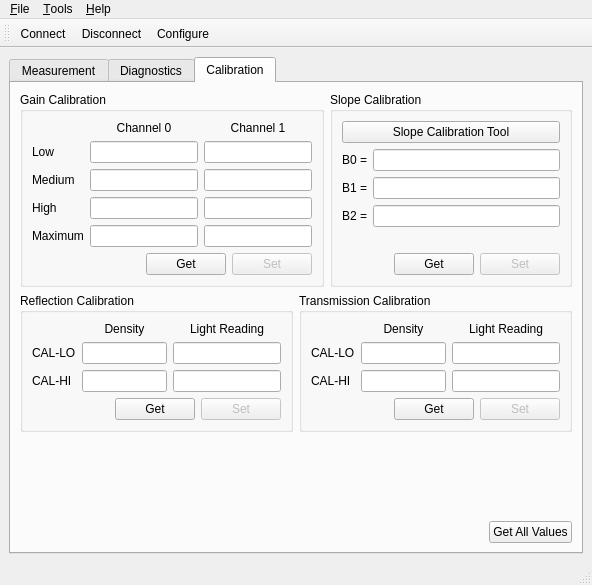
Above: software/desktop/mainwindow.ui from dektronics/printalyzer-densitometer before the change. Below: the same form after it.
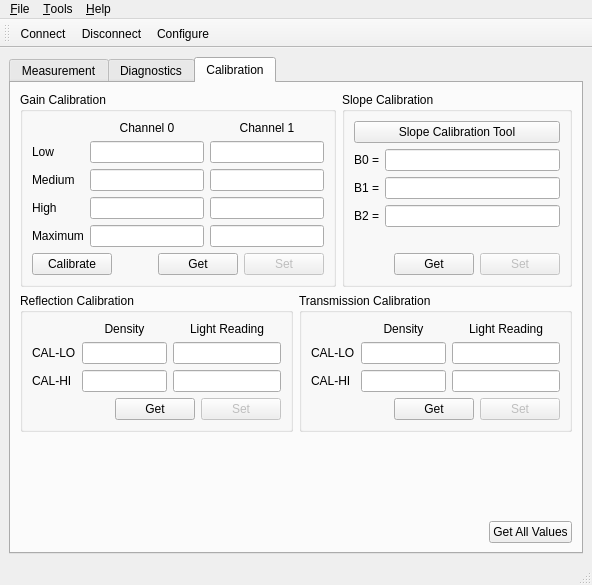
That is the form after the change. The open tabs and pages were chosen to show the change. Icons and pictures are not drawn.

Commit message:
Add interactive gain calibration to the desktop app
This makes it possible to drive the sensor gain calibration process from
the desktop application, including reporting of status.

Refs #33

What changed in the file:
```diff
--- a/software/desktop/mainwindow.ui
+++ b/software/desktop/mainwindow.ui
@@ -499,6 +499,13 @@
              </item>
              <item>
               <layout class="QHBoxLayout" name="horizontalLayout_4">
+               <item>
+                <widget class="QPushButton" name="gainCalPushButton">
+                 <property name="text">
+                  <string>Calibrate</string>
+                 </property>
+                </widget>
+               </item>
                <item>
                 <spacer name="horizontalSpacer_3">
                  <property name="orientation">
```
The commit also changes 8 other files.
